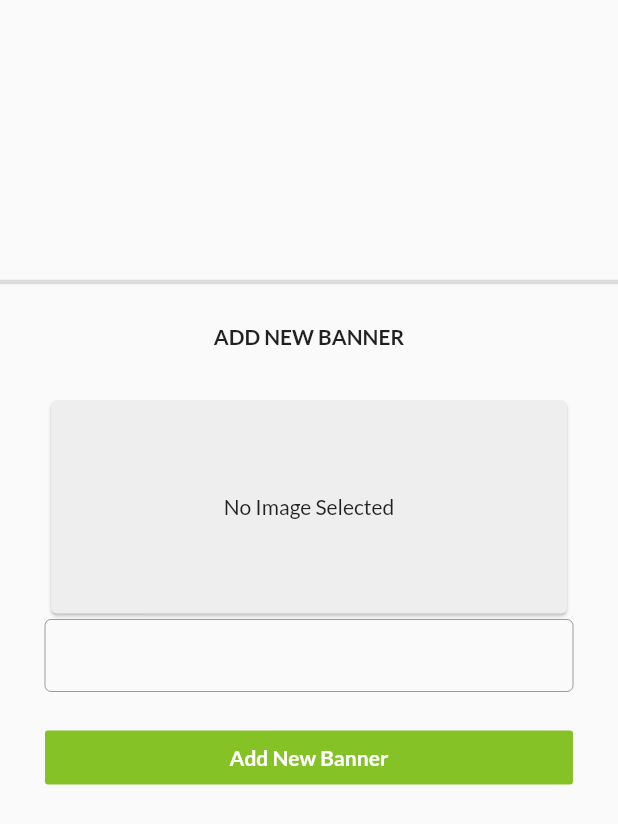
After one commit to raghavdeveloper/Shopkeeper-App, a Flutter app: the BannerScreen screen opened directly, on a phone screen of 412 x 824 dp. The commit adds this screen. Shown: the top 824 px of the screen. Run offline on Flutter 3.47's test engine with Material 2 defaults, Android fonts, the phone set to English and light mode, and no system bars; our stand-ins replace cloud_firestore, email_validator, firebase_auth, firebase_core, firebase_storage, flutter_easyloading and 3 more; missing offline and left inert: geocoder; accounts and stored records are empty.

Commit message:
Part 35 | Add Vendor Banner Images

```diff
--- /dev/null
+++ b/lib/screens/banner_screen.dart
@@ -0,0 +1,244 @@
+import 'dart:io';
+import 'dart:ui';
+
+import 'package:cloud_firestore/cloud_firestore.dart';
+import 'package:firebase_storage/firebase_storage.dart';
+import 'package:flutter/material.dart';
+import 'package:flutter_easyloading/flutter_easyloading.dart';
+import 'package:flutter_vendor_app/providers/product_provider.dart';
+import 'package:flutter_vendor_app/services/firebase_services.dart';
+import 'package:flutter_vendor_app/widgets/banner_card.dart';
+import 'package:image_picker/image_picker.dart';
+import 'package:provider/provider.dart';
+
+class BannerScreen extends StatefulWidget {
+  @override
+  _BannerScreenState createState() => _BannerScreenState();
+}
+
+class _BannerScreenState extends State<BannerScreen> {
+  bool _visible = false;
+  String pickerError;
+  File _image;
+  var _imagePathText = TextEditingController();
+  FirebaseServices _services = FirebaseServices();
+
+  @override
+  Widget build(BuildContext context) {
+    var _provider = Provider.of<ProductProvider>(context);
+
+    return Scaffold(
+      body: ListView(
+        padding: EdgeInsets.zero,
+        children: [
+          BannerCard(),
+          Divider(
+            thickness: 3,
+          ),
+          SizedBox(
+            height: 20,
+          ),
+          Container(
+              child: Center(
+                  child: Text(
+            'ADD NEW BANNER',
+            style: TextStyle(fontWeight: FontWeight.bold),
+          ))),
+          Container(
+            child: Padding(
+              padding: const EdgeInsets.all(30.0),
+              child: Column(
+                mainAxisSize: MainAxisSize.min,
+                children: [
+                  SizedBox(
+                    height: 150,
+                    width: MediaQuery.of(context).size.width,
+                    child: Card(
+                      color: Colors.grey[200],
+                      child: _image != null
+                          ? Image.file(
+                              _image,
+                              fit: BoxFit.fill,
+                            )
+                          : Center(child: Text('No Image Selected')),
+                    ),
+                  ),
+                  TextFormField(
+                      controller: _imagePathText,
+                      enabled: false,
+                      decoration: InputDecoration(
+                          contentPadding: EdgeInsets.zero,
+                          border: OutlineInputBorder())),
+                  SizedBox(
+                    height: 20,
+                  ),
+                  Visibility(
+                    visible: _visible ? false : true,
+                    child: Row(
+                      children: [
+                        Expanded(
+                          child: FlatButton(
+                            color: Theme.of(context).primaryColor,
+                            child: Text(
+                              'Add New Banner',
+                              style: TextStyle(
+                                  color: Colors.white,
+                                  fontWeight: FontWeight.bold),
+                            ),
+                            onPressed: () {
+                              setState(() {
+                                _visible = true;
+                              });
+                            },
+                          ),
+                        ),
+                      ],
+                    ),
+                  ),
+                  Visibility(
+                    visible: _visible,
+                    child: Container(
+                      child: Column(
+                        children: [
+                          Row(
+                            children: [
+                              Expanded(
+                                child: FlatButton(
+                                  color: Theme.of(context).primaryColor,
+                                  child: Text(
+                                    'Upload Image',
+                                    style: TextStyle(
+                                        color: Colors.white,
+                                        fontWeight: FontWeight.bold),
+                                  ),
+                                  onPressed: () {
+                                    getBannerImage().then((value) {
+                                      if (_image != null) {
+                                        setState(() {
+                                          _imagePathText.text = _image.path;
+                                        });
+                                      }
+                                    });
+                                  },
+                                ),
+                              ),
+                            ],
+                          ),
+                          Row(
+                            children: [
+                              Expanded(
+                                child: AbsorbPointer(
+                                  absorbing: _image != null ? false : true,
+                                  child: FlatButton(
+                                    color: _image != null
+                                        ? Theme.of(context).primaryColor
+                                        : Colors.grey,
+                                    child: Text(
+                                      'Save',
+                                      style: TextStyle(
+                                          color: Colors.white,
+                                          fontWeight: FontWeight.bold),
+                                    ),
+                                    onPressed: () {
+                                      EasyLoading.show(status: 'Saving...');
+                                      uploadBannerImage(
+                                              _image.path, _provider.shopName)
+                                          .then((url) {
+                                        if (url != null) {
+                                          //save banner url to firestore
+                                          _services.saveBanner(url);
+                                          setState(() {
+                                            _imagePathText.clear();
+                                            _image = null;
+                                          });
+                                          EasyLoading.dismiss();
+                                          _provider.alertDialog(
+                                              context: context,
+                                              title: 'Banner Upload',
+                                              content:
+                                                  'Banner uploaded successfully..');
+                                        } else {
+                                          EasyLoading.dismiss();
+                                          _provider.alertDialog(
+                                              context: context,
+                                              title: 'Banner Upload',
+                                              content: 'Banner upload failed');
+                                        }
+                                      });
+                                    },
+                                  ),
+                                ),
+                              ),
+                            ],
+                          ),
+                          Row(
+                            children: [
+                              Expanded(
+                                // ignore: deprecated_member_use
+                                child: FlatButton(
+                                  color: Colors.black54,
+                                  child: Text(
+                                    'Cancel',
+                                    style: TextStyle(
+                                        color: Colors.white,
+                                        fontWeight: FontWeight.bold),
+                                  ),
+                                  onPressed: () {
+                                    setState(() {
+                                      _visible = false;
+                                      _imagePathText.clear();
+                                      _image = null;
+                                    });
+                                  },
+                                ),
+                              ),
+                            ],
+                          ),
+                        ],
+                      ),
+                    ),
+                  )
+                ],
+              ),
+            ),
+          ),
+        ],
+      ),
+    );
+  }
+
+  Future<File> getBannerImage() async {
+    final picker = ImagePicker();
+    final pickedFile =
+        await picker.getImage(source: ImageSource.gallery, imageQuality: 20);
+
+    if (pickedFile != null) {
+      setState(() {
+        _image = File(pickedFile.path);
+      });
+    } else {
+      this.pickerError = 'No image selected';
+      print('No image selected');
+    }
+    return _image;
+  }
+
+  Future<String> uploadBannerImage(filePath, shopName) async {
+    File file = File(
+        filePath); //need file path to upload, we already have it inside provider
+    var timeStamp = Timestamp.now().millisecondsSinceEpoch;
+
+    FirebaseStorage _storage = FirebaseStorage.instance;
+
+    try {
+      await _storage.ref('shopBanner/$shopName/$timeStamp').putFile(file);
+    } on FirebaseException catch (e) {
+      // e.g, e.code == 'canceled'
+      print(e.code);
+    }
+    //now after upload file we need to get file url path to save in database
+    String downloadURL =
+        await _storage.ref('shopBanner/$shopName/$timeStamp').getDownloadURL();
+    return downloadURL;
+  }
+}
--- a/lib/screens/edit_view_product.dart
+++ b/lib/screens/edit_view_product.dart
@@ -91,7 +91,6 @@ class _EditViewProductState extends State<EditViewProduct> {
   @override
   Widget build(BuildContext context) {
     var _provider = Provider.of<ProductProvider>(context);
-    _provider.resetProvider();
 
     return Scaffold(
       appBar: AppBar(
@@ -189,6 +188,8 @@ class _EditViewProductState extends State<EditViewProduct> {
                       );
                       EasyLoading.dismiss();
                     }
+                    _provider
+                        .resetProvider(); //reset only after saving completed
                   }
                 },
                 child: Container(
--- a/lib/services/drawer_services.dart
+++ b/lib/services/drawer_services.dart
@@ -1,4 +1,5 @@
 import 'package:flutter/material.dart';
+import 'package:flutter_vendor_app/screens/banner_screen.dart';
 import 'package:flutter_vendor_app/screens/dashboard_screen.dart';
 import 'package:flutter_vendor_app/screens/product_screen.dart';
 
@@ -10,6 +11,9 @@ class DrawerServices {
     if (title == 'Product') {
       return ProductScreen();
     }
+    if (title == 'Banner') {
+      return BannerScreen();
+    }
     return MainScreen();
   }
 }
--- a/lib/services/firebase_services.dart
+++ b/lib/services/firebase_services.dart
@@ -1,10 +1,14 @@
 import 'package:cloud_firestore/cloud_firestore.dart';
+import 'package:firebase_auth/firebase_auth.dart';
 
 class FirebaseServices {
+  User user = FirebaseAuth.instance.currentUser;
   CollectionReference category =
       FirebaseFirestore.instance.collection('category');
   CollectionReference products =
       FirebaseFirestore.instance.collection('products');
+  CollectionReference shopBanner =
+      FirebaseFirestore.instance.collection('shopBanner');
 
   Future<void> publishProduct({id}) {
     return products.doc(id).update({'published': true});
@@ -17,4 +21,15 @@ class FirebaseServices {
   Future<void> deleteProduct({id}) {
     return products.doc(id).delete();
   }
+
+  Future<void> saveBanner(url) {
+    return shopBanner.add({
+      'bannerUrl': url,
+      'sellerUid': user.uid,
+    });
+  }
+
+  Future<void> deleteBanner({id}) {
+    return shopBanner.doc(id).delete();
+  }
 }
--- /dev/null
+++ b/lib/widgets/banner_card.dart
@@ -0,0 +1,63 @@
+import 'package:cloud_firestore/cloud_firestore.dart';
+import 'package:flutter/material.dart';
+import 'package:flutter_easyloading/flutter_easyloading.dart';
+import 'package:flutter_vendor_app/services/firebase_services.dart';
+
+class BannerCard extends StatelessWidget {
+  @override
+  Widget build(BuildContext context) {
+    FirebaseServices _services = FirebaseServices();
+
+    return StreamBuilder<QuerySnapshot>(
+      stream: _services.shopBanner.snapshots(),
+      builder: (BuildContext context, AsyncSnapshot<QuerySnapshot> snapshot) {
+        if (snapshot.hasError) {
+          return Text('Something went wrong');
+        }
+
+        if (snapshot.connectionState == ConnectionState.waiting) {
+          return Text("Loading");
+        }
+
+        return Container(
+          height: 180,
+          width: MediaQuery.of(context).size.width,
+          child: new ListView(
+            scrollDirection: Axis.horizontal,
+            children: snapshot.data.docs.map((DocumentSnapshot document) {
+              return Stack(
+                children: [
+                  SizedBox(
+                    height: 180,
+                    width: MediaQuery.of(context).size.width,
+                    child: Card(
+                      child: Image.network(
+                        document['bannerUrl'],
+                        fit: BoxFit.fill,
+                      ),
+                    ),
+                  ),
+                  Positioned(
+                      right: 10,
+                      top: 10,
+                      child: CircleAvatar(
+                        backgroundColor: Colors.white,
+                        child: IconButton(
+                          icon: Icon(Icons.delete_outline),
+                          color: Colors.red,
+                          onPressed: () {
+                            EasyLoading.show(status: 'Deleting...');
+                            _services.deleteBanner(id: document.id);
+                            EasyLoading.dismiss();
+                          },
+                        ),
+                      ))
+                ],
+              );
+            }).toList(),
+          ),
+        );
+      },
+    );
+  }
+}
--- a/lib/widgets/drawer_menu_widget.dart
+++ b/lib/widgets/drawer_menu_widget.dart
@@ -86,6 +86,7 @@ class _MenuWidgetState extends State<MenuWidget> {
           ),
           sliderItem('Dashboard', Icons.dashboard_outlined),
           sliderItem('Product', Icons.shopping_bag_outlined),
+          sliderItem('Banner', CupertinoIcons.photo),
           sliderItem('Coupons', CupertinoIcons.gift),
           sliderItem('Orders', Icons.list_alt_outlined),
           sliderItem('Report', Icons.stacked_bar_chart),
```
